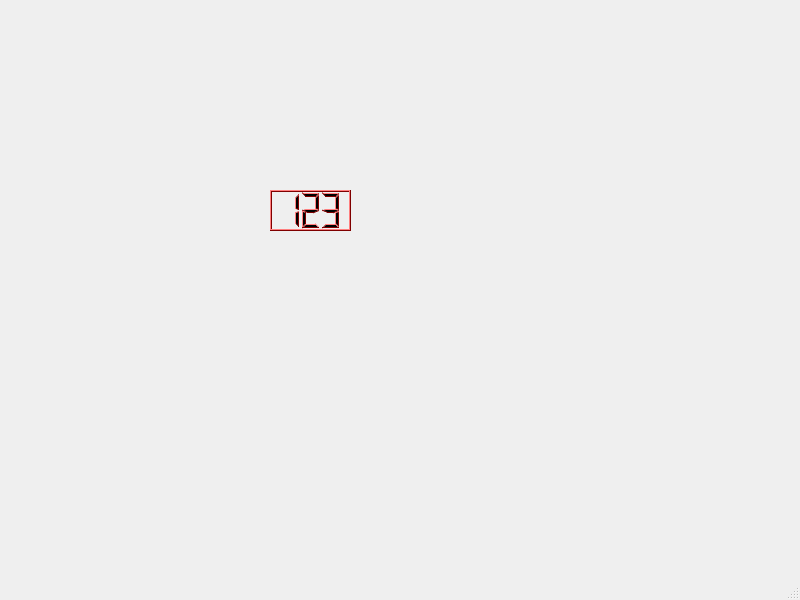
Qt form BaseUI.ui (jgerschler/Respiro) before a commit.
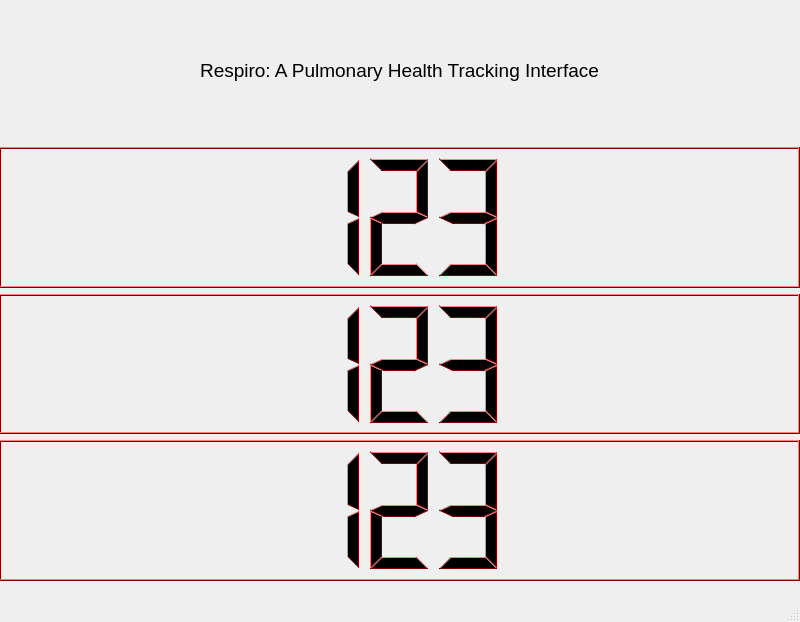
The same form after that commit.

Commit message: created base UI file

What changed in the file:
```diff
--- a/BaseUI.ui
+++ b/BaseUI.ui
@@ -7,22 +7,896 @@
     <x>0</x>
     <y>0</y>
     <width>800</width>
-    <height>600</height>
+    <height>622</height>
    </rect>
   </property>
   <property name="windowTitle">
    <string>MainWindow</string>
   </property>
   <widget class="QWidget" name="centralwidget">
+   <widget class="QWidget" name="verticalLayoutWidget">
+    <property name="geometry">
+     <rect>
+      <x>-1</x>
+      <y>0</y>
+      <width>801</width>
+      <height>581</height>
+     </rect>
+    </property>
+    <layout class="QVBoxLayout" name="verticalLayout_2">
+     <item>
+      <widget class="QLabel" name="label">
+       <property name="font">
+        <font>
+         <pointsize>14</pointsize>
+        </font>
+       </property>
+       <property name="text">
+        <string>Respiro: A Pulmonary Health Tracking Interface</string>
+       </property>
+       <property name="alignment">
+        <set>Qt::AlignCenter</set>
+       </property>
+      </widget>
+     </item>
+     <item>
+      <widget class="QLCDNumber" name="lcdNumber_3">
+       <property name="palette">
+        <palette>
+         <active>
+          <colorrole role="WindowText">
+           <brush brushstyle="SolidPattern">
+            <color alpha="255">
+             <red>0</red>
+             <green>0</green>
+             <blue>0</blue>
+            </color>
+           </brush>
+          </colorrole>
+          <colorrole role="Button">
+           <brush brushstyle="SolidPattern">
+            <color alpha="255">
+             <red>255</red>
+             <green>0</green>
+             <blue>0</blue>
+            </color>
+           </brush>
+          </colorrole>
+          <colorrole role="Light">
+           <brush brushstyle="SolidPattern">
+            <color alpha="255">
+             <red>255</red>
+             <green>127</green>
+             <blue>127</blue>
+            </color>
+           </brush>
+          </colorrole>
+          <colorrole role="Midlight">
+           <brush brushstyle="SolidPattern">
+            <color alpha="255">
+             <red>255</red>
+             <green>63</green>
+             <blue>63</blue>
+            </color>
+           </brush>
+          </colorrole>
+          <colorrole role="Dark">
+           <brush brushstyle="SolidPattern">
+            <color alpha="255">
+             <red>127</red>
+             <green>0</green>
+             <blue>0</blue>
+            </color>
+           </brush>
+          </colorrole>
+          <colorrole role="Mid">
+           <brush brushstyle="SolidPattern">
+            <color alpha="255">
+             <red>170</red>
+             <green>0</green>
+             <blue>0</blue>
+            </color>
+           </brush>
+          </colorrole>
+          <colorrole role="Text">
+           <brush brushstyle="SolidPattern">
+            <color alpha="255">
+             <red>0</red>
+             <green>0</green>
+             <blue>0</blue>
+            </color>
+           </brush>
+          </colorrole>
+          <colorrole role="BrightText">
+           <brush brushstyle="SolidPattern">
+            <color alpha="255">
+             <red>255</red>
+             <green>255</green>
+             <blue>255</blue>
+            </color>
+           </brush>
+          </colorrole>
+          <colorrole role="ButtonText">
+           <brush brushstyle="SolidPattern">
+            <color alpha="255">
+             <red>0</red>
+             <green>0</green>
+             <blue>0</blue>
+            </color>
+           </brush>
+          </colorrole>
+          <colorrole role="Base">
+           <brush brushstyle="SolidPattern">
+            <color alpha="255">
+             <red>255</red>
+             <green>255</green>
+             <blue>255</blue>
+            </color>
+           </brush>
+          </colorrole>
+          <colorrole role="Window">
+           <brush brushstyle="SolidPattern">
+            <color alpha="255">
+             <red>255</red>
+             <green>0</green>
+             <blue>0</blue>
+            </color>
+           </brush>
+          </colorrole>
+          <colorrole role="Shadow">
+           <brush brushstyle="SolidPattern">
+            <color alpha="255">
+             <red>0</red>
+             <green>0</green>
+             <blue>0</blue>
+            </color>
+           </brush>
+          </colorrole>
+          <colorrole role="AlternateBase">
+           <brush brushstyle="SolidPattern">
+            <color alpha="255">
+             <red>255</red>
+             <green>127</green>
+             <blue>127</blue>
+            </color>
+           </brush>
+          </colorrole>
+          <colorrole role="ToolTipBase">
+           <brush brushstyle="SolidPattern">
+            <color alpha="255">
+             <red>255</red>
+             <green>255</green>
+             <blue>220</blue>
+            </color>
+           </brush>
+          </colorrole>
+          <colorrole role="ToolTipText">
+           <brush brushstyle="SolidPattern">
+            <color alpha="255">
+             <red>0</red>
+             <green>0</green>
+             <blue>0</blue>
+            </color>
+           </brush>
+          </colorrole>
+         </active>
+         <inactive>
+          <colorrole role="WindowText">
+           <brush brushstyle="SolidPattern">
+            <color alpha="255">
+             <red>0</red>
+             <green>0</green>
+             <blue>0</blue>
+            </color>
+           </brush>
+          </colorrole>
+          <colorrole role="Button">
+           <brush brushstyle="SolidPattern">
+            <color alpha="255">
+             <red>255</red>
+             <green>0</green>
+             <blue>0</blue>
+            </color>
+           </brush>
+          </colorrole>
+          <colorrole role="Light">
+           <brush brushstyle="SolidPattern">
+            <color alpha="255">
+             <red>255</red>
+             <green>127</green>
+             <blue>127</blue>
+            </color>
+           </brush>
+          </colorrole>
+          <colorrole role="Midlight">
+           <brush brushstyle="SolidPattern">
+            <color alpha="255">
+             <red>255</red>
+             <green>63</green>
+             <blue>63</blue>
+            </color>
+           </brush>
+          </colorrole>
+          <colorrole role="Dark">
+           <brush brushstyle="SolidPattern">
+            <color alpha="255">
+             <red>127</red>
+             <green>0</green>
+             <blue>0</blue>
+            </color>
+           </brush>
+          </colorrole>
+          <colorrole role="Mid">
+           <brush brushstyle="SolidPattern">
+            <color alpha="255">
+             <red>170</red>
+             <green>0</green>
+             <blue>0</blue>
+            </color>
+           </brush>
+          </colorrole>
+          <colorrole role="Text">
+           <brush brushstyle="SolidPattern">
+            <color alpha="255">
+             <red>0</red>
+             <green>0</green>
+             <blue>0</blue>
+            </color>
+           </brush>
+          </colorrole>
+          <colorrole role="BrightText">
+           <brush brushstyle="SolidPattern">
+            <color alpha="255">
+             <red>255</red>
+             <green>255</green>
+             <blue>255</blue>
+            </color>
+           </brush>
+          </colorrole>
+          <colorrole role="ButtonText">
+           <brush brushstyle="SolidPattern">
+            <color alpha="255">
+             <red>0</red>
+             <green>0</green>
+             <blue>0</blue>
+            </color>
+           </brush>
+          </colorrole>
+          <colorrole role="Base">
+           <brush brushstyle="SolidPattern">
+            <color alpha="255">
+             <red>255</red>
+             <green>255</green>
+             <blue>255</blue>
+            </color>
+           </brush>
+          </colorrole>
+          <colorrole role="Window">
+           <brush brushstyle="SolidPattern">
+            <color alpha="255">
+             <red>255</red>
+             <green>0</green>
+             <blue>0</blue>
+            </color>
+           </brush>
+          </colorrole>
+          <colorrole role="Shadow">
+           <brush brushstyle="SolidPattern">
+            <color alpha="255">
+             <red>0</red>
+             <green>0</green>
+             <blue>0</blue>
+            </color>
+           </brush>
+          </colorrole>
+          <colorrole role="AlternateBase">
+           <brush brushstyle="SolidPattern">
+            <color alpha="255">
+             <red>255</red>
+             <green>127</green>
+             <blue>127</blue>
+            </color>
+           </brush>
+          </colorrole>
+          <colorrole role="ToolTipBase">
+           <brush brushstyle="SolidPattern">
+            <color alpha="255">
+             <red>255</red>
+             <green>255</green>
+             <blue>220</blue>
+            </color>
+           </brush>
+          </colorrole>
+          <colorrole role="ToolTipText">
+           <brush brushstyle="SolidPattern">
+            <color alpha="255">
+             <red>0</red>
+             <green>0</green>
+             <blue>0</blue>
+            </color>
+           </brush>
+          </colorrole>
+         </inactive>
+         <disabled>
+          <colorrole role="WindowText">
+           <brush brushstyle="SolidPattern">
+            <color alpha="255">
+             <red>127</red>
+             <green>0</green>
+             <blue>0</blue>
+            </color>
+           </brush>
+          </colorrole>
+          <colorrole role="Button">
+           <brush brushstyle="SolidPattern">
+            <color alpha="255">
+             <red>255</red>
+             <green>0</green>
+             <blue>0</blue>
+            </color>
+           </brush>
+          </colorrole>
+          <colorrole role="Light">
+           <brush brushstyle="SolidPattern">
+            <color alpha="255">
+             <red>255</red>
+             <green>127</green>
+             <blue>127</blue>
+            </color>
+           </brush>
+          </colorrole>
+          <colorrole role="Midlight">
+           <brush brushstyle="SolidPattern">
+            <color alpha="255">
+             <red>255</red>
+             <green>63</green>
+             <blue>63</blue>
+            </color>
+           </brush>
+          </colorrole>
+          <colorrole role="Dark">
+           <brush brushstyle="SolidPattern">
+            <color alpha="255">
+             <red>127</red>
+             <green>0</green>
+             <blue>0</blue>
+            </color>
+           </brush>
+          </colorrole>
+          <colorrole role="Mid">
+           <brush brushstyle="SolidPattern">
+            <color alpha="255">
+             <red>170</red>
+             <green>0</green>
+             <blue>0</blue>
+            </color>
+           </brush>
+          </colorrole>
+          <colorrole role="Text">
+           <brush brushstyle="SolidPattern">
+            <color alpha="255">
+             <red>127</red>
+             <green>0</green>
+             <blue>0</blue>
+            </color>
+           </brush>
+          </colorrole>
+          <colorrole role="BrightText">
+           <brush brushstyle="SolidPattern">
+            <color alpha="255">
+             <red>255</red>
+             <green>255</green>
+             <blue>255</blue>
+            </color>
+           </brush>
+          </colorrole>
+          <colorrole role="ButtonText">
+           <brush brushstyle="SolidPattern">
+            <color alpha="255">
+             <red>127</red>
+             <green>0</green>
+             <blue>0</blue>
+            </color>
+           </brush>
+          </colorrole>
+          <colorrole role="Base">
+           <brush brushstyle="SolidPattern">
+            <color alpha="255">
+             <red>255</red>
+             <green>0</green>
+             <blue>0</blue>
+            </color>
+           </brush>
+          </colorrole>
+          <colorrole role="Window">
+           <brush brushstyle="SolidPattern">
+            <color alpha="255">
+             <red>255</red>
+             <green>0</green>
+             <blue>0</blue>
+            </color>
+           </brush>
+          </colorrole>
+          <colorrole role="Shadow">
+           <brush brushstyle="SolidPattern">
+            <color alpha="255">
+             <red>0</red>
+             <green>0</green>
+             <blue>0</blue>
+            </color>
+           </brush>
+          </colorrole>
+          <colorrole role="AlternateBase">
+           <brush brushstyle="SolidPattern">
+            <color alpha="255">
+             <red>255</red>
+             <green>0</green>
+             <blue>0</blue>
+            </color>
+           </brush>
+          </colorrole>
+          <colorrole role="ToolTipBase">
+           <brush brushstyle="SolidPattern">
+            <color alpha="255">
+             <red>255</red>
+             <green>255</green>
+             <blue>220</blue>
+            </color>
+           </brush>
+          </colorrole>
+          <colorrole role="ToolTipText">
+           <brush brushstyle="SolidPattern">
+            <color alpha="255">
+             <red>0</red>
+             <green>0</green>
+             <blue>0</blue>
+            </color>
+           </brush>
+          </colorrole>
+         </disabled>
+        </palette>
+       </property>
+       <property name="smallDecimalPoint">
+        <bool>false</bool>
+       </property>
+       <property name="digitCount">
+        <number>3</number>
+       </property>
+       <property name="intValue" stdset="0">
+        <number>123</number>
+       </property>
+      </widget>
+     </item>
+     <item>
+      <widget class="QLCDNumber" name="lcdNumber_2">
+       <property name="palette">
+        <palette>
+         <active>
+          <colorrole role="WindowText">
+           <brush brushstyle="SolidPattern">
+            <color alpha="255">
+             <red>0</red>
+             <green>0</green>
+             <blue>0</blue>
+            </color>
+           </brush>
+          </colorrole>
+          <colorrole role="Button">
+           <brush brushstyle="SolidPattern">
+            <color alpha="255">
+             <red>255</red>
+             <green>0</green>
+             <blue>0</blue>
+            </color>
+           </brush>
+          </colorrole>
+          <colorrole role="Light">
+           <brush brushstyle="SolidPattern">
+            <color alpha="255">
+             <red>255</red>
+             <green>127</green>
+             <blue>127</blue>
+            </color>
+           </brush>
+          </colorrole>
+          <colorrole role="Midlight">
+           <brush brushstyle="SolidPattern">
+            <color alpha="255">
+             <red>255</red>
+             <green>63</green>
+             <blue>63</blue>
+            </color>
+           </brush>
+          </colorrole>
+          <colorrole role="Dark">
+           <brush brushstyle="SolidPattern">
+            <color alpha="255">
+             <red>127</red>
+             <green>0</green>
+             <blue>0</blue>
+            </color>
+           </brush>
+          </colorrole>
+          <colorrole role="Mid">
+           <brush brushstyle="SolidPattern">
+            <color alpha="255">
+             <red>170</red>
+             <green>0</green>
+             <blue>0</blue>
+            </color>
+           </brush>
+          </colorrole>
+          <colorrole role="Text">
+           <brush brushstyle="SolidPattern">
+            <color alpha="255">
+             <red>0</red>
+             <green>0</green>
+             <blue>0</blue>
+            </color>
+           </brush>
+          </colorrole>
+          <colorrole role="BrightText">
+           <brush brushstyle="SolidPattern">
+            <color alpha="255">
+             <red>255</red>
+             <green>255</green>
+             <blue>255</blue>
+            </color>
+           </brush>
+          </colorrole>
+          <colorrole role="ButtonText">
+           <brush brushstyle="SolidPattern">
+            <color alpha="255">
+             <red>0</red>
+             <green>0</green>
+             <blue>0</blue>
+            </color>
+           </brush>
+          </colorrole>
+          <colorrole role="Base">
+           <brush brushstyle="SolidPattern">
+            <color alpha="255">
+             <red>255</red>
+             <green>255</green>
+             <blue>255</blue>
+            </color>
+           </brush>
+          </colorrole>
+          <colorrole role="Window">
+           <brush brushstyle="SolidPattern">
+            <color alpha="255">
+             <red>255</red>
+             <green>0</green>
+             <blue>0</blue>
+            </color>
+           </brush>
+          </colorrole>
+          <colorrole role="Shadow">
+           <brush brushstyle="SolidPattern">
+            <color alpha="255">
+             <red>0</red>
+             <green>0</green>
+             <blue>0</blue>
+            </color>
+           </brush>
+          </colorrole>
+          <colorrole role="AlternateBase">
+           <brush brushstyle="SolidPattern">
+            <color alpha="255">
+             <red>255</red>
+             <green>127</green>
+             <blue>127</blue>
+            </color>
+           </brush>
+          </colorrole>
+          <colorrole role="ToolTipBase">
+           <brush brushstyle="SolidPattern">
+            <color alpha="255">
+             <red>255</red>
+             <green>255</green>
+             <blue>220</blue>
+            </color>
+           </brush>
+          </colorrole>
+          <colorrole role="ToolTipText">
+           <brush brushstyle="SolidPattern">
+            <color alpha="255">
+             <red>0</red>
+             <green>0</green>
+             <blue>0</blue>
+            </color>
+           </brush>
+          </colorrole>
+         </active>
+         <inactive>
+          <colorrole role="WindowText">
+           <brush brushstyle="SolidPattern">
+            <color alpha="255">
+             <red>0</red>
+             <green>0</green>
+             <blue>0</blue>
+            </color>
+           </brush>
+          </colorrole>
+          <colorrole role="Button">
+           <brush brushstyle="SolidPattern">
+            <color alpha="255">
+             <red>255</red>
+             <green>0</green>
+             <blue>0</blue>
+            </color>
+           </brush>
+          </colorrole>
+          <colorrole role="Light">
+           <brush brushstyle="SolidPattern">
+            <color alpha="255">
+             <red>255</red>
+             <green>127</green>
+             <blue>127</blue>
+            </color>
+           </brush>
+          </colorrole>
+          <colorrole role="Midlight">
+           <brush brushstyle="SolidPattern">
+            <color alpha="255">
+             <red>255</red>
+             <green>63</green>
+             <blue>63</blue>
+            </color>
+           </brush>
+          </colorrole>
+          <colorrole role="Dark">
+           <brush brushstyle="SolidPattern">
+            <color alpha="255">
+             <red>127</red>
+             <green>0</green>
+             <blue>0</blue>
+            </color>
+           </brush>
+          </colorrole>
+          <colorrole role="Mid">
+           <brush brushstyle="SolidPattern">
+            <color alpha="255">
+             <red>170</red>
+             <green>0</green>
+             <blue>0</blue>
+            </color>
+           </brush>
+          </colorrole>
+          <colorrole role="Text">
+           <brush brushstyle="SolidPattern">
+            <color alpha="255">
+             <red>0</red>
+             <green>0</green>
+             <blue>0</blue>
+            </color>
+           </brush>
+          </colorrole>
+          <colorrole role="BrightText">
+           <brush brushstyle="SolidPattern">
+            <color alpha="255">
+             <red>255</red>
+             <green>255</green>
+             <blue>255</blue>
+            </color>
+           </brush>
+          </colorrole>
+          <colorrole role="ButtonText">
+           <brush brushstyle="SolidPattern">
+            <color alpha="255">
+             <red>0</red>
+             <green>0</green>
+             <blue>0</blue>
+            </color>
+           </brush>
+          </colorrole>
+          <colorrole role="Base">
+           <brush brushstyle="SolidPattern">
+            <color alpha="255">
+             <red>255</red>
+             <green>255</green>
+             <blue>255</blue>
+            </color>
+           </brush>
+          </colorrole>
+          <colorrole role="Window">
+           <brush brushstyle="SolidPattern">
+            <color alpha="255">
+             <red>255</red>
+             <green>0</green>
+             <blue>0</blue>
+            </color>
+           </brush>
+          </colorrole>
+          <colorrole role="Shadow">
+           <brush brushstyle="SolidPattern">
+            <color alpha="255">
+             <red>0</red>
+             <green>0</green>
+             <blue>0</blue>
+            </color>
+           </brush>
+          </colorrole>
+          <colorrole role="AlternateBase">
+           <brush brushstyle="SolidPattern">
+            <color alpha="255">
+             <red>255</red>
+             <green>127</green>
+             <blue>127</blue>
+            </color>
+           </brush>
+          </colorrole>
+          <colorrole role="ToolTipBase">
+           <brush brushstyle="SolidPattern">
+            <color alpha="255">
+             <red>255</red>
+             <green>255</green>
+             <blue>220</blue>
+            </color>
+           </brush>
+          </colorrole>
+          <colorrole role="ToolTipText">
+           <brush brushstyle="SolidPattern">
+            <color alpha="255">
+             <red>0</red>
+             <green>0</green>
+             <blue>0</blue>
+            </color>
+           </brush>
+          </colorrole>
+         </inactive>
+         <disabled>
+          <colorrole role="WindowText">
+           <brush brushstyle="SolidPattern">
+            <color alpha="255">
+             <red>127</red>
+             <green>0</green>
+             <blue>0</blue>
+            </color>
+           </brush>
+          </colorrole>
+          <colorrole role="Button">
+           <brush brushstyle="SolidPattern">
+            <color alpha="255">
+             <red>255</red>
+             <green>0</green>
+             <blue>0</blue>
+            </color>
+           </brush>
+          </colorrole>
+          <colorrole role="Light">
+           <brush brushstyle="SolidPattern">
+            <color alpha="255">
+             <red>255</red>
+             <green>127</green>
+             <blue>127</blue>
+            </color>
+           </brush>
+          </colorrole>
+          <colorrole role="Midlight">
+           <brush brushstyle="SolidPattern">
+            <color alpha="255">
+             <red>255</red>
+             <green>63</green>
+             <blue>63</blue>
+            </color>
+           </brush>
+          </colorrole>
+          <colorrole role="Dark">
+           <brush brushstyle="SolidPattern">
+            <color alpha="255">
+             <red>127</red>
+             <green>0</green>
+             <blue>0</blue>
+            </color>
+           </brush>
+          </colorrole>
+          <colorrole role="Mid">
+           <brush brushstyle="SolidPattern">
+            <color alpha="255">
+             <red>170</red>
+             <green>0</green>
+             <blue>0</blue>
+            </color>
+           </brush>
+          </colorrole>
+          <colorrole role="Text">
+           <brush brushstyle="SolidPattern">
+            <color alpha="255">
+             <red>127</red>
+             <green>0</green>
+             <blue>0</blue>
+            </color>
+           </brush>
+          </colorrole>
+          <colorrole role="BrightText">
+           <brush brushstyle="SolidPattern">
+            <color alpha="255">
+             <red>255</red>
+             <green>255</green>
+             <blue>255</blue>
+            </color>
+           </brush>
+          </colorrole>
+          <colorrole role="ButtonText">
+           <brush brushstyle="SolidPattern">
+            <color alpha="255">
+             <red>127</red>
+             <green>0</green>
+             <blue>0</blue>
+            </color>
+           </brush>
+          </colorrole>
+          <colorrole role="Base">
+           <brush brushstyle="SolidPattern">
+            <color alpha="255">
+             <red>255</red>
+             <green>0</green>
+             <blue>0</blue>
+            </color>
+           </brush>
+          </colorrole>
+          <colorrole role="Window">
+           <brush brushstyle="SolidPattern">
+            <color alpha="255">
+             <red>255</red>
+             <green>0</green>
+             <blue>0</blue>
+            </color>
+           </brush>
+          </colorrole>
+          <colorrole role="Shadow">
+           <brush brushstyle="SolidPattern">
+            <color alpha="255">
+             <red>0</red>
+             <green>0</green>
+             <blue>0</blue>
+            </color>
+           </brush>
+          </colorrole>
+          <colorrole role="AlternateBase">
+           <brush brushstyle="SolidPattern">
+            <color alpha="255">
+             <red>255</red>
+             <green>0</green>
+             <blue>0</blue>
+            </color>
+           </brush>
+          </colorrole>
+          <colorrole role="ToolTipBase">
+           <brush brushstyle="SolidPattern">
+            <color alpha="255">
+             <red>255</red>
+             <green>255</green>
+             <blue>220</blue>
+            </color>
+           </brush>
+          </colorrole>
+          <colorrole role="ToolTipText">
+           <brush brushstyle="SolidPattern">
+            <color alpha="255">
+             <red>0</red>
+             <green>0</green>
+             <blue>0</blue>
+            </color>
+           </brush>
+          </colorrole>
+         </disabled>
+        </palette>
+       </property>
+       <property name="smallDecimalPoint">
+        <bool>false</bool>
+       </property>
+       <property name="digitCount">
+        <number>3</number>
+       </property>
+       <property name="intValue" stdset="0">
+        <number>123</number>
+       </property>
+      </widget>
+     </item>
+     <item>
    <widget class="QLCDNumber" name="lcdNumber">
-    <property name="geometry">
-     <rect>
-      <x>270</x>
-      <y>190</y>
-      <width>81</width>
-      <height>41</height>
-     </rect>
-    </property>
     <property name="palette">
      <palette>
       <active>
@@ -448,15 +1322,8 @@
      <number>123</number>
     </property>
    </widget>
-   <widget class="QWidget" name="widget" native="true">
-    <property name="geometry">
-     <rect>
-      <x>80</x>
-      <y>170</y>
-      <width>120</width>
-      <height>80</height>
-     </rect>
-    </property>
+     </item>
+    </layout>
    </widget>
   </widget>
   <widget class="QMenuBar" name="menubar">
```
Lines whose indentation alone changed are shown as unchanged.
